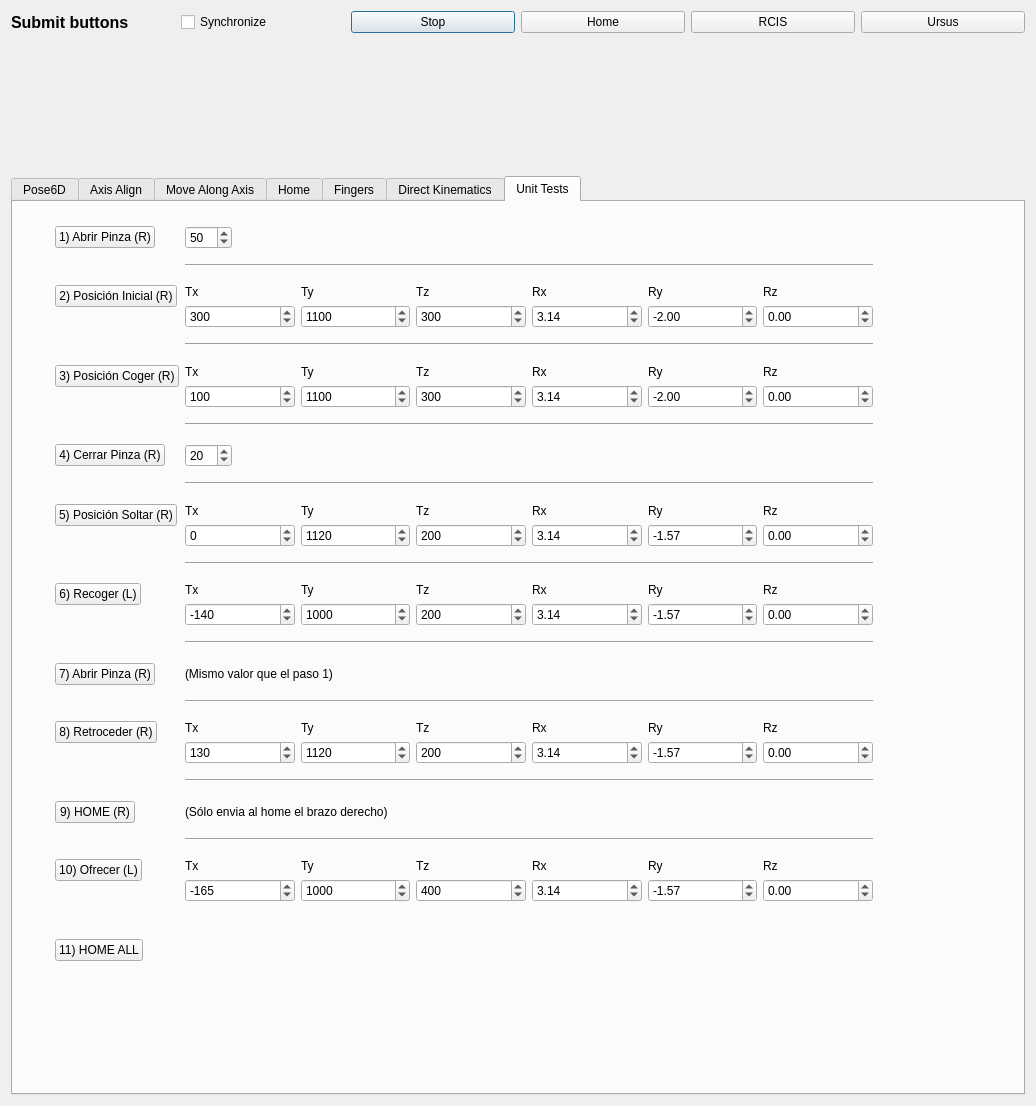
Above: components/inversekinematicsTesterComp/src/guiDlg.ui from robocomp/robocomp-shelly before the change. Below: the same form after it.
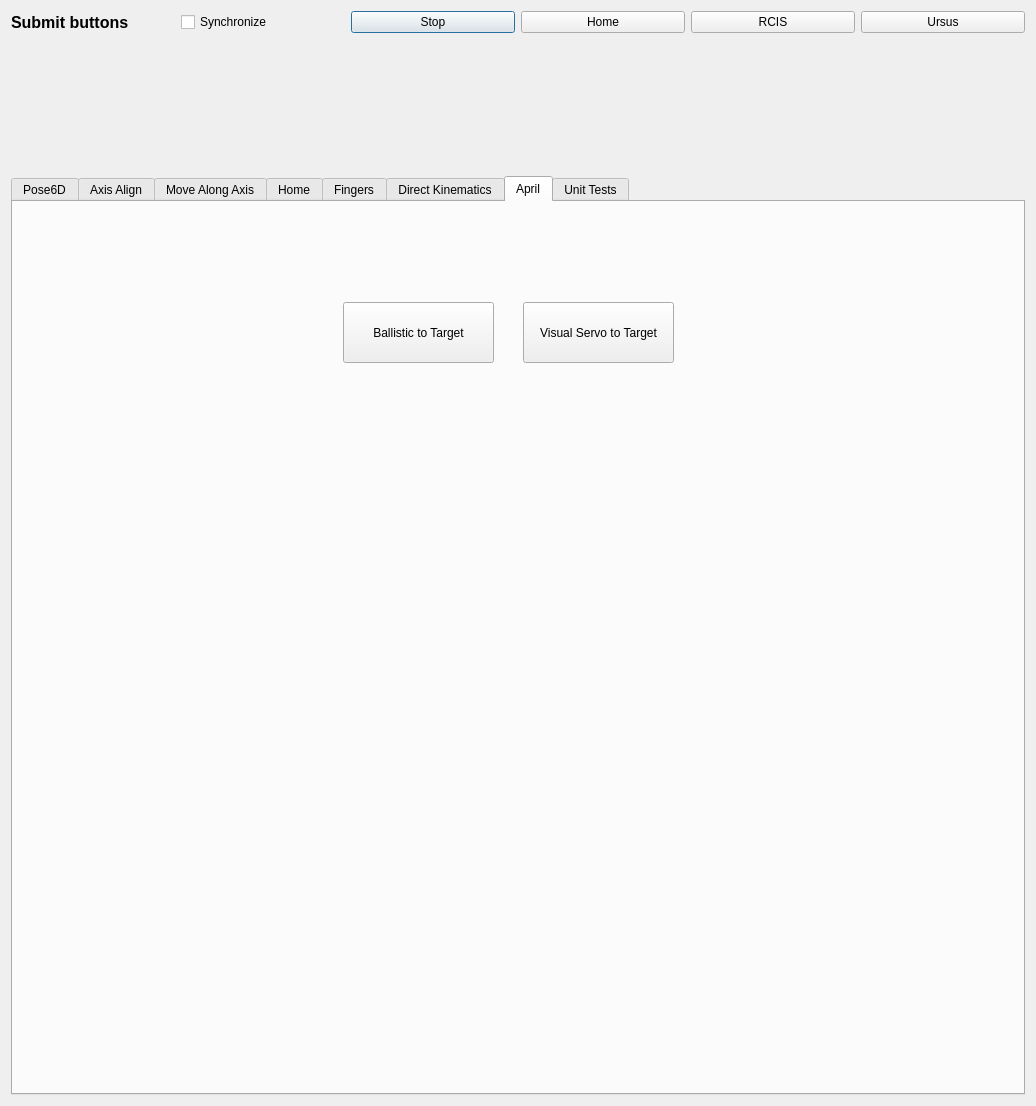
That is the form after the change.

Commit message: towards visual servoing

Patch:
```diff
--- a/components/inversekinematicsTesterComp/src/guiDlg.ui
+++ b/components/inversekinematicsTesterComp/src/guiDlg.ui
@@ -2734,6 +2734,37 @@
          </item>
         </layout>
        </widget>
+       <widget class="QWidget" name="tabApril">
+        <attribute name="title">
+         <string>April</string>
+        </attribute>
+        <widget class="QPushButton" name="aprilSendButton">
+         <property name="geometry">
+          <rect>
+           <x>330</x>
+           <y>100</y>
+           <width>151</width>
+           <height>61</height>
+          </rect>
+         </property>
+         <property name="text">
+          <string>Ballistic to Target</string>
+         </property>
+        </widget>
+        <widget class="QPushButton" name="aprilFineButton">
+         <property name="geometry">
+          <rect>
+           <x>510</x>
+           <y>100</y>
+           <width>151</width>
+           <height>61</height>
+          </rect>
+         </property>
+         <property name="text">
+          <string>Visual Servo to Target</string>
+         </property>
+        </widget>
+       </widget>
        <widget class="QWidget" name="tab">
         <attribute name="title">
          <string>Unit Tests</string>
```
Left out of the diff: 4 changed lines with no effect on the pictures. The commit also changes 7 other files.
